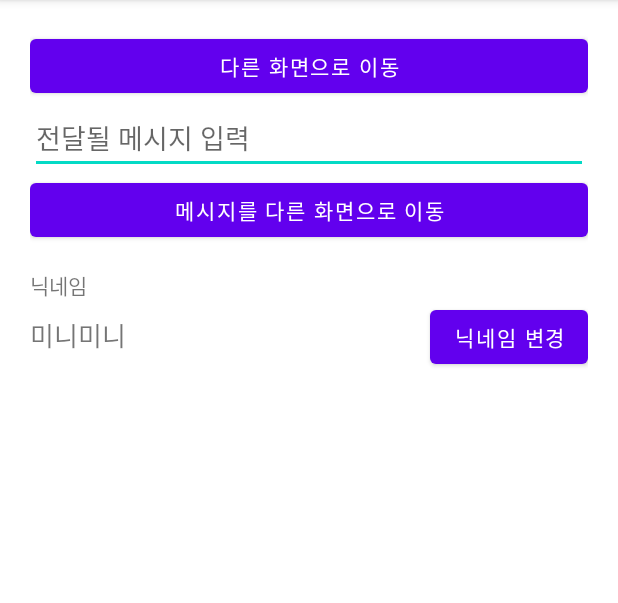
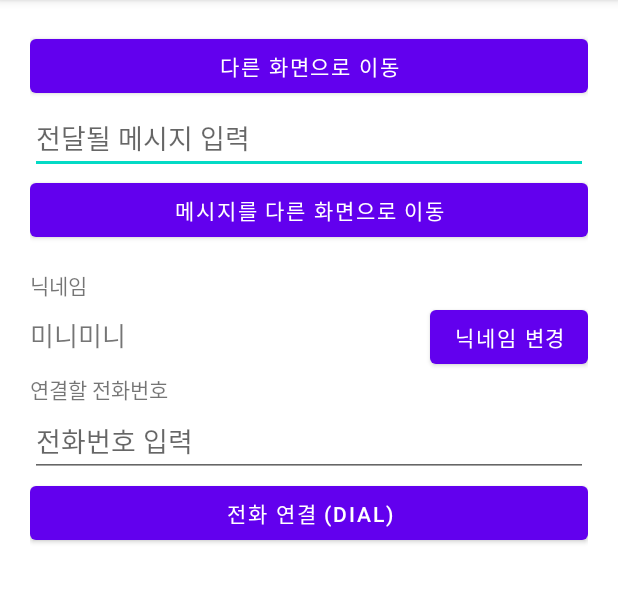
Before and after one commit to superick/Intent_220211, an Android app: the screen it shows after launch (MainActivity), on a phone screen of 412 x 824 dp, the part 84-687 px from its top. Run offline under Robolectric (Android 15) with nearby library versions, the phone set to English and light mode, and no system bars.

Commit message:
전화 연결 예제 화면 구현

```diff
--- a/app/src/main/res/layout/activity_main.xml
+++ b/app/src/main/res/layout/activity_main.xml
@@ -61,6 +61,22 @@
 
     </LinearLayout>
 
+    <TextView
+        android:layout_width="wrap_content"
+        android:layout_height="wrap_content"
+        android:text="연결할 전화번호"/>
+
+    <EditText
+        android:id="@+id/phoneNumEdt"
+        android:layout_width="match_parent"
+        android:layout_height="wrap_content"
+        android:hint="전화번호 입력"/>
+
+    <Button
+        android:id="@+id/dialNBtn"
+        android:layout_width="match_parent"
+        android:layout_height="wrap_content"
+        android:text="전화 연결 (DIAL)"/>
 
 
 
```
